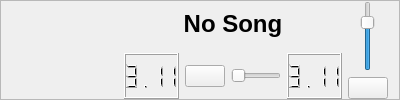
This is ui/audioplayer.ui in mhaehnel/UltraEdit as Qt 5 draws it before an edit. The edited form follows.
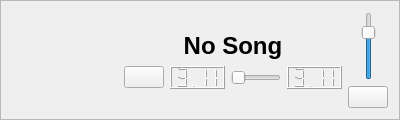
This is the edited form. Icons and pictures are not drawn.

```diff
--- a/ui/audioplayer.ui
+++ b/ui/audioplayer.ui
@@ -7,7 +7,7 @@
     <x>0</x>
     <y>0</y>
     <width>400</width>
-    <height>100</height>
+    <height>116</height>
    </rect>
   </property>
   <property name="windowTitle">
@@ -22,13 +22,9 @@
   <property name="frameShadow">
    <enum>QFrame::Raised</enum>
   </property>
-  <layout class="QHBoxLayout" name="horizontalLayout_2">
-   <property name="topMargin">
-    <number>0</number>
-   </property>
-   <property name="bottomMargin">
-    <number>0</number>
-   </property>
+  <layout class="QHBoxLayout" name="horizontalLayout_5">
+   <item>
+    <layout class="QHBoxLayout" name="horizontalLayout_4" stretch="0,1,0">
    <item>
     <layout class="QVBoxLayout" name="verticalLayout_3">
      <property name="rightMargin">
@@ -60,6 +56,19 @@
    </item>
    <item>
     <layout class="QVBoxLayout" name="verticalLayout">
+       <item>
+        <spacer name="verticalSpacer">
+         <property name="orientation">
+          <enum>Qt::Vertical</enum>
+         </property>
+         <property name="sizeHint" stdset="0">
+          <size>
+           <width>20</width>
+           <height>0</height>
+          </size>
+         </property>
+        </spacer>
+       </item>
      <item>
       <widget class="QLabel" name="playerTitle">
        <property name="text">
@@ -69,16 +78,6 @@
      </item>
      <item>
       <layout class="QHBoxLayout" name="horizontalLayout">
-       <item>
-        <widget class="QLCDNumber" name="songTimePassed">
-         <property name="digitCount">
-          <number>4</number>
-         </property>
-         <property name="value" stdset="0">
-          <double>3.110000000000000</double>
-         </property>
-        </widget>
-       </item>
        <item>
         <widget class="QPushButton" name="songPause">
          <property name="text">
@@ -86,8 +85,17 @@
          </property>
          <property name="icon">
           <iconset theme="media-playback-start">
-           <normaloff/>
-          </iconset>
+             <normaloff>.</normaloff>.</iconset>
+           </property>
+          </widget>
+         </item>
+         <item>
+          <widget class="QLCDNumber" name="songTimePassed">
+           <property name="digitCount">
+            <number>4</number>
+           </property>
+           <property name="value" stdset="0">
+            <double>3.110000000000000</double>
          </property>
         </widget>
        </item>
@@ -119,11 +127,39 @@
        </item>
       </layout>
      </item>
+       <item>
+        <spacer name="verticalSpacer_2">
+         <property name="orientation">
+          <enum>Qt::Vertical</enum>
+         </property>
+         <property name="sizeHint" stdset="0">
+          <size>
+           <width>20</width>
+           <height>0</height>
+          </size>
+         </property>
+        </spacer>
+       </item>
     </layout>
    </item>
    <item>
     <layout class="QVBoxLayout" name="verticalLayout_2">
      <item>
+        <layout class="QHBoxLayout" name="horizontalLayout_2">
+         <item>
+          <spacer name="horizontalSpacer">
+           <property name="orientation">
+            <enum>Qt::Horizontal</enum>
+           </property>
+           <property name="sizeHint" stdset="0">
+            <size>
+             <width>0</width>
+             <height>20</height>
+            </size>
+           </property>
+          </spacer>
+         </item>
+         <item>
       <widget class="QSlider" name="volume">
        <property name="sizePolicy">
         <sizepolicy hsizetype="Preferred" vsizetype="Expanding">
@@ -143,7 +179,43 @@
       </widget>
      </item>
      <item>
+          <spacer name="horizontalSpacer_2">
+           <property name="orientation">
+            <enum>Qt::Horizontal</enum>
+           </property>
+           <property name="sizeHint" stdset="0">
+            <size>
+             <width>0</width>
+             <height>20</height>
+            </size>
+           </property>
+          </spacer>
+         </item>
+        </layout>
+       </item>
+       <item>
+        <layout class="QHBoxLayout" name="horizontalLayout_3">
+         <item>
+          <spacer name="horizontalSpacer_3">
+           <property name="orientation">
+            <enum>Qt::Horizontal</enum>
+           </property>
+           <property name="sizeHint" stdset="0">
+            <size>
+             <width>0</width>
+             <height>20</height>
+            </size>
+           </property>
+          </spacer>
+         </item>
+         <item>
       <widget class="QPushButton" name="mute">
+           <property name="sizePolicy">
+            <sizepolicy hsizetype="Fixed" vsizetype="Fixed">
+             <horstretch>0</horstretch>
+             <verstretch>0</verstretch>
+            </sizepolicy>
+           </property>
        <property name="text">
         <string/>
        </property>
@@ -160,9 +232,27 @@
        </property>
       </widget>
      </item>
+         <item>
+          <spacer name="horizontalSpacer_4">
+           <property name="orientation">
+            <enum>Qt::Horizontal</enum>
+           </property>
+           <property name="sizeHint" stdset="0">
+            <size>
+             <width>0</width>
+             <height>20</height>
+            </size>
+           </property>
+          </spacer>
+         </item>
     </layout>
    </item>
   </layout>
+     </item>
+    </layout>
+   </item>
+  </layout>
+  <zorder></zorder>
  </widget>
  <resources>
   <include location="ultraedit.qrc"/>
```
Left out of the diff: 11 changed lines with no effect on the pictures. Lines whose indentation alone changed are shown as unchanged.
